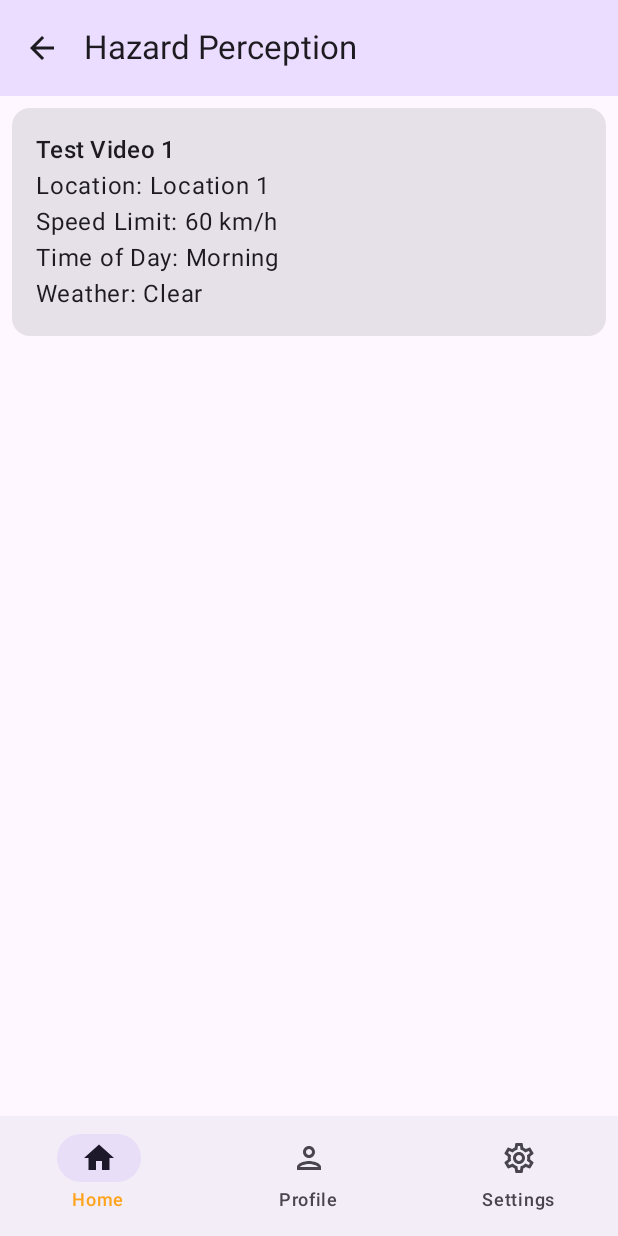
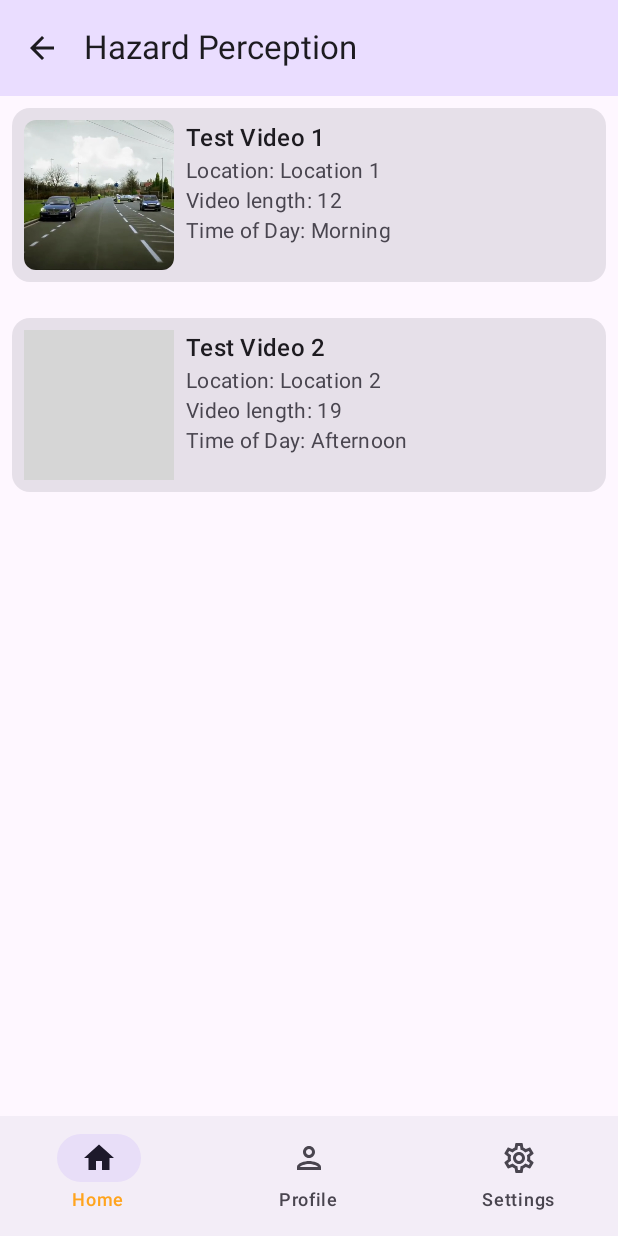
Before and after one commit to KimGabs/MCRiderKit, an Android app built with Jetpack Compose: the screen it shows after launch (MainActivity), after a tap on "Hazard Perception Test", on a phone screen of 412 x 824 dp. Run offline under Robolectric (Android 15) with nearby library versions, the phone set to English and light mode, and no system bars; our stand-ins replace Room's generated code; grey boxes are pictures that could not be loaded.

Commit message:
Hazard Test Screen Added

```diff
--- a/app/build.gradle.kts
+++ b/app/build.gradle.kts
@@ -53,6 +53,10 @@ dependencies {
     implementation ("androidx.room:room-runtime:2.6.1")
     implementation("androidx.room:room-ktx:2.6.1")
     ksp("androidx.room:room-compiler:2.6.1")
+    implementation("androidx.media3:media3-exoplayer:1.5.0")
+    implementation ("com.google.android.exoplayer:exoplayer:2.18.2")
+    implementation("androidx.media3:media3-exoplayer-dash:1.5.0")
+    implementation("androidx.media3:media3-ui:1.5.0")
 
     implementation(libs.androidx.core.ktx)
     implementation(libs.androidx.lifecycle.runtime.ktx)
--- a/app/src/main/java/com/example/mcriderkit/Navigation.kt
+++ b/app/src/main/java/com/example/mcriderkit/Navigation.kt
@@ -28,7 +28,6 @@ import androidx.compose.runtime.getValue
 import androidx.compose.ui.Modifier
 import androidx.compose.ui.res.dimensionResource
 import androidx.compose.ui.res.stringResource
-import androidx.lifecycle.viewmodel.compose.viewModel
 import androidx.navigation.NavHostController
 import androidx.navigation.compose.NavHost
 import androidx.navigation.compose.composable
@@ -38,12 +37,15 @@ import com.example.mcriderkit.data.DataSource
 import com.example.mcriderkit.ui.ExamResultScreen
 import com.example.mcriderkit.ui.ExamViewModel
 import com.example.mcriderkit.ui.HazardTestMenuScreen
+import com.example.mcriderkit.ui.HazardTestScreen
+import com.example.mcriderkit.ui.HazardResultScreen
 import com.example.mcriderkit.ui.HazardTestViewModel
 import com.example.mcriderkit.ui.LTOMenuScreen
 import com.example.mcriderkit.ui.MainMenuScreen
 import com.example.mcriderkit.ui.NonProQuizScreen
 import com.example.mcriderkit.ui.ProfileScreen
 import com.example.mcriderkit.ui.RevScreen
+import com.example.mcriderkit.ui.SelectedVideoScreen
 import com.example.mcriderkit.ui.SettingsScreen
 
 enum class NavigationScreen(@StringRes val title: Int) {
@@ -54,7 +56,10 @@ enum class NavigationScreen(@StringRes val title: Int) {
     Reviewer(title = R.string.lto_reviewer),
     NonProExam(title = R.string.non_pro_exam),
     ExamResult(title = R.string.exam_result),
-    HazardPerceptionTest(title = R.string.hazard_perception_test)
+    HazardTestMenu(title = R.string.hazard_test_menu),
+    SelectedVideo(title = R.string.selected_video_screen),
+    HazardTest(title = R.string.hazard_test_screen),
+    HazardResult(title = R.string.hazard_result)
 }
 
 @OptIn(ExperimentalMaterial3Api::class)
@@ -63,7 +68,7 @@ fun NavAppBar(
     currentScreen: NavigationScreen,
     canNavigateBack: Boolean,
     navigateUp: () -> Unit,
-    modifier: Modifier = Modifier
+    modifier: Modifier = Modifier,
 ){
     TopAppBar(
         title = { Text(stringResource(currentScreen.title)) },
@@ -88,9 +93,8 @@ fun NavAppBar(
 fun NavigationApp(
     navController: NavHostController = rememberNavController(),
     quizViewModel: ExamViewModel,
-    hazardViewModel: HazardTestViewModel
+    hazardViewModel: HazardTestViewModel,
 ) {
-
     var selectedItem by remember { mutableIntStateOf(0) }
     val items = listOf("Home", "Profile", "Settings")
 //    val viewModel: ExamViewModel = viewModel()// Access ViewModel
@@ -100,6 +104,7 @@ fun NavigationApp(
     val currentScreen = NavigationScreen.valueOf(
         backStackEntry?.destination?.route ?: NavigationScreen.Start.name
     )
+    val currentRoute = navController.currentBackStackEntryAsState().value?.destination?.route
     val topLevelDestinations = setOf(
         NavigationScreen.Start.name,
         NavigationScreen.Profile.name,
@@ -108,13 +113,16 @@ fun NavigationApp(
 
     Scaffold(
         topBar = {
+            if (currentRoute != NavigationScreen.HazardTest.name) {
                 NavAppBar(
                     currentScreen = currentScreen,
                     canNavigateBack = navController.previousBackStackEntry != null && currentScreen.name !in topLevelDestinations,
                     navigateUp = { navController.navigateUp() }
                 )
+            }
         },
         bottomBar = {
+            if (currentRoute != NavigationScreen.HazardTest.name) {
                 NavigationBar {
                     items.forEachIndexed { index, item ->
                         NavigationBarItem(
@@ -137,6 +145,7 @@ fun NavigationApp(
                         )
                     }
                 }
+            }
         },
         content = { paddingValues ->
             NavHost(
@@ -155,7 +164,7 @@ fun NavigationApp(
                                 0 -> navController.navigate(NavigationScreen.LTOMenu.name)
                                 1 -> navController.navigate(NavigationScreen.Reviewer.name)
                                 2 -> navController.navigate(NavigationScreen.Settings.name)
-                                3 -> navController.navigate(NavigationScreen.HazardPerceptionTest.name)
+                                3 -> navController.navigate(NavigationScreen.HazardTestMenu.name)
                             }
                         }
                     )
@@ -223,15 +232,54 @@ fun NavigationApp(
                             .padding(dimensionResource(R.dimen.padding_medium))
                     )
                 }
-                composable(route = NavigationScreen.HazardPerceptionTest.name){
+                composable(route = NavigationScreen.HazardTestMenu.name){
                     HazardTestMenuScreen(
                         viewModel = hazardViewModel,
                         onClipSelected = { id ->
-                            navController.navigate(NavigationScreen.ExamResult.name)
+                            // Fetch the hazard test data by id
+                            hazardViewModel.selectHazardTest(id)
+                            navController.navigate(NavigationScreen.SelectedVideo.name)
+                        }
+
+                    )
+                }
+                composable(route = NavigationScreen.SelectedVideo.name){
+                    val selectedVideo = hazardViewModel.selectedHazardTest.collectAsState().value
+                    selectedVideo?.let {
+                        SelectedVideoScreen(
+                            video = it,
+                            onStartTestClicked = { navController.navigate(NavigationScreen.HazardTest.name) },
+                            modifier = Modifier
+                                .fillMaxSize()
+                                .padding(dimensionResource(R.dimen.padding_medium))
+                        )
+                    }
+                }
+                composable(route = NavigationScreen.HazardTest.name){
+                    val selectedVideo = hazardViewModel.selectedHazardTest.collectAsState().value
+                    selectedVideo?.let {
+                        HazardTestScreen(
+                            video = it,
+                            onTestFinished = {
+                                navController.navigate(NavigationScreen.HazardResult.name)
+                            },
+                            onBackPressed = {navController.navigate(NavigationScreen.HazardTestMenu.name)}
+                        )
+                    }
+                }
+                composable(route = NavigationScreen.HazardResult.name) {
+                    val selectedVideo = hazardViewModel.selectedHazardTest.collectAsState().value
+                    selectedVideo?.let{
+                        HazardResultScreen(
+                            video = it,
+                            onMainMenu = {
+                                navController.navigate(NavigationScreen.Start.name)
                             }
                         )
                     }
                 }
+
+            }
         }
     )
 }
--- a/app/src/main/java/com/example/mcriderkit/data/HazardTest.kt
+++ b/app/src/main/java/com/example/mcriderkit/data/HazardTest.kt
@@ -12,5 +12,8 @@ data class HazardTest(
     val speedLimit: String,              // Speed limit in the clip
     val timeOfDay: String,               // Morning/Evening/Night
     val weather: String,                 // Weather conditions
-    val lastScore: Int = 0               // User's last score
+    val lastScore: Int = 0,            // User's last score
+    val thumbnailId: Int,            // URL or path to the thumbnail image
+    val videoLength: Int,               // Length of the video
+    val hazardTime: Int                // Time when the hazard begins
 )
--- a/app/src/main/java/com/example/mcriderkit/ui/HazardTestMenuScreen.kt
+++ b/app/src/main/java/com/example/mcriderkit/ui/HazardTestMenuScreen.kt
@@ -1,5 +1,6 @@
 package com.example.mcriderkit.ui
 
+import androidx.compose.foundation.Image
 import androidx.compose.foundation.layout.Column
 import androidx.compose.material3.Text
 import androidx.compose.runtime.Composable
@@ -8,17 +9,24 @@ import androidx.compose.runtime.collectAsState
 import androidx.compose.ui.unit.dp
 import androidx.compose.foundation.layout.fillMaxSize
 import androidx.compose.foundation.layout.padding
-import androidx.compose.material3.Text
 import androidx.compose.ui.Modifier
 import androidx.compose.foundation.layout.Spacer
 import androidx.compose.foundation.clickable
+import androidx.compose.foundation.layout.Box
+import androidx.compose.foundation.layout.Row
 import androidx.compose.foundation.layout.fillMaxWidth
 import androidx.compose.foundation.layout.height
+import androidx.compose.foundation.layout.size
+import androidx.compose.foundation.layout.width
 import androidx.compose.foundation.rememberScrollState
+import androidx.compose.foundation.shape.RoundedCornerShape
 import androidx.compose.foundation.verticalScroll
 import androidx.compose.material3.Card
 import androidx.compose.material3.MaterialTheme
-import androidx.compose.ui.unit.sp
+import androidx.compose.ui.draw.clip
+import androidx.compose.ui.layout.ContentScale
+import androidx.compose.ui.res.painterResource
+import androidx.compose.ui.text.style.TextOverflow
 
 @Composable
 fun HazardTestMenuScreen(
@@ -46,12 +54,51 @@ fun HazardTestMenuScreen(
                     .padding(8.dp)
                     .clickable { onClipSelected(test.id) }
             ) {
-                Column(modifier = Modifier.padding(16.dp)) {
-                    Text(text = test.title, style = MaterialTheme.typography.titleMedium)
-                    Text(text = "Location: ${test.location}")
-                    Text(text = "Speed Limit: ${test.speedLimit}")
-                    Text(text = "Time of Day: ${test.timeOfDay}")
-                    Text(text = "Weather: ${test.weather}")
+                Row(
+                    modifier = Modifier
+                        .fillMaxWidth()
+                        .padding(8.dp)
+                ) {
+                    Box(
+                        modifier = Modifier
+                            .size(100.dp)
+                            .clip(RoundedCornerShape(8.dp)) // Fixed parentheses
+                    ) {
+                        Image(
+                            painter = painterResource(id = test.thumbnailId),
+                            contentDescription = "Thumbnail for ${test.title}",
+                            modifier = Modifier.fillMaxSize(),
+                            contentScale = ContentScale.Crop
+                        )
+                    }
+
+                    Spacer(modifier = Modifier.width(8.dp))
+
+                    Column(
+                        modifier = Modifier.fillMaxWidth()
+                    ) {
+                        Text(
+                            text = test.title,
+                            style = MaterialTheme.typography.titleMedium,
+                            maxLines = 2,
+                            overflow = TextOverflow.Ellipsis
+                        )
+                        Text(
+                            text = "Location: ${test.location}",
+                            style = MaterialTheme.typography.bodyMedium,
+                            color = MaterialTheme.colorScheme.onSurfaceVariant
+                        )
+                        Text(
+                            text = "Video length: ${test.videoLength}",
+                            style = MaterialTheme.typography.bodyMedium,
+                            color = MaterialTheme.colorScheme.onSurfaceVariant
+                        )
+                        Text(
+                            text = "Time of Day: ${test.timeOfDay}",
+                            style = MaterialTheme.typography.bodyMedium,
+                            color = MaterialTheme.colorScheme.onSurfaceVariant
+                        )
+                    }
                 }
             }
 
--- a/app/src/main/java/com/example/mcriderkit/ui/NonProQuizScreen.kt
+++ b/app/src/main/java/com/example/mcriderkit/ui/NonProQuizScreen.kt
@@ -107,9 +107,9 @@ fun NonProQuizScreen(
             ) {
                 Text(
                     text = if (examState.currentQuestionIndex == viewModel.questions.size - 1) {
-                        stringResource(R.string.view_result)
+                        "View Result"
                     } else {
-                        stringResource(R.string.next_question)
+                        "Next Question"
                     }
                 )
             }
--- a/app/src/main/java/com/example/mcriderkit/ui/components/HazardRepository.kt
+++ b/app/src/main/java/com/example/mcriderkit/ui/components/HazardRepository.kt
@@ -2,11 +2,36 @@ package com.example.mcriderkit.ui.components
 
 import com.example.mcriderkit.data.HazardTest
 import com.example.mcriderkit.data.HazardTestDao
+import com.example.mcriderkit.R
 
 class HazardRepository(private val dao: HazardTestDao) {
 
     private val presetHazardTests = listOf(
-        HazardTest(title = "Test Video 1", location = "Location 1", speedLimit = "60 km/h", timeOfDay = "Morning", weather = "Clear", lastScore = 85, videoPath = "video1.mp4")
+        HazardTest(
+            title = "Test Video 1",
+            location = "Location 1",
+            speedLimit = "60 km/h",
+            timeOfDay = "Morning",
+            weather = "Clear",
+            lastScore = 85,
+            videoPath = "test1",
+            thumbnailId = R.drawable.thumbnail1,
+            videoLength = 12,
+            hazardTime = 8
+        ),
+        HazardTest(
+            title = "Test Video 2",
+            location = "Location 2",
+            speedLimit = "40 km/h",
+            timeOfDay = "Afternoon",
+            weather = "Clear",
+            lastScore = 10,
+            videoPath = "test2",
+            thumbnailId = R.drawable.thumbnail2,
+            videoLength = 19,
+            hazardTime = 6
+        )
+
     )
 
     suspend fun insertPresetData() {
--- a/app/src/main/res/values/strings.xml
+++ b/app/src/main/res/values/strings.xml
@@ -3,12 +3,15 @@
     <string name="profile_">Profile</string>
     <string name="settings_">Settings</string>
     <string name="lto_exam_menu">LTO Exam</string>
-    <string name="hazard_perception_test">Hazard Perception</string>
+    <string name="hazard_test_menu">Hazard Perception</string>
+    <string name="selected_video_screen">Hazard Perception Clip</string>
+    <string name="hazard_test_screen">Hazard Perception test</string>
     <string name="lto_reviewer">LTO Exam Reviewer</string>
     <string name="non_pro_exam">Non-professional Exam</string>
     <string name="exam_result">Exam Result</string>
+    <string name="view_result">View Result</string>
+    <string name="hazard_result">Hazard Perception Test Result</string>
     <string name="next_question">Next Question</string>
-    <string name="view_result">View Result</string>
     <string name="submit">Submit</string>
     <string name="back_button">Back</string>
     <string name="cancel">Cancel</string>
```
Also changed, not shown: app/src/main/java/com/example/mcriderkit/ui/HazardResultScreen.kt (added, +50 -0 lines), app/src/main/java/com/example/mcriderkit/ui/HazardTestScreen.kt (added, +228 -0 lines), app/src/main/java/com/example/mcriderkit/ui/HazardTestViewModel.kt (+7 -0 lines), app/src/main/java/com/example/mcriderkit/ui/SelectedVideoScreen.kt (added, +99 -0 lines), app/src/main/res/drawable/flag_icon.png (added), app/src/main/res/drawable/thumbnail1.png (added), 3 other files. Lines whose indentation alone changed are shown as unchanged.
